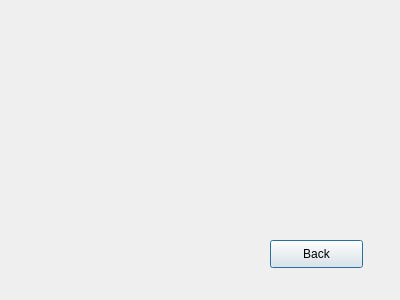
Before: the Qt Designer form src/dialoggenerateschedule.ui in MarioFernandes73/FEUP_IART, drawn with Qt 5.
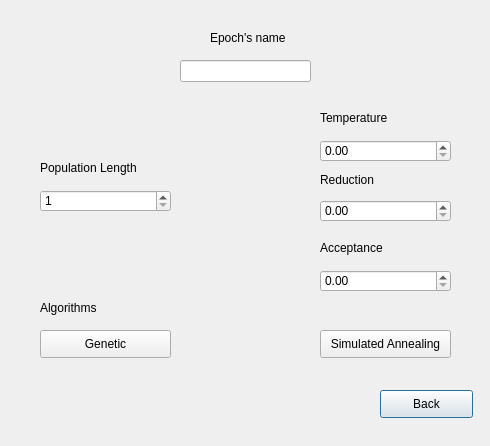
After: the same form once the commit is applied.

Commit message: generate schedule

Diff of the .ui file:
```diff
--- a/src/dialoggenerateschedule.ui
+++ b/src/dialoggenerateschedule.ui
@@ -6,8 +6,8 @@
    <rect>
     <x>0</x>
     <y>0</y>
-    <width>400</width>
-    <height>300</height>
+    <width>490</width>
+    <height>446</height>
    </rect>
   </property>
   <property name="windowTitle">
@@ -16,8 +16,8 @@
   <widget class="QPushButton" name="pushButton_5">
    <property name="geometry">
     <rect>
-     <x>270</x>
-     <y>240</y>
+     <x>380</x>
+     <y>390</y>
      <width>93</width>
      <height>28</height>
     </rect>
@@ -26,6 +26,166 @@
     <string>Back</string>
    </property>
   </widget>
+  <widget class="QPushButton" name="pushButton">
+   <property name="geometry">
+    <rect>
+     <x>40</x>
+     <y>330</y>
+     <width>131</width>
+     <height>28</height>
+    </rect>
+   </property>
+   <property name="text">
+    <string>Genetic</string>
+   </property>
+  </widget>
+  <widget class="QPushButton" name="pushButton_2">
+   <property name="geometry">
+    <rect>
+     <x>320</x>
+     <y>330</y>
+     <width>131</width>
+     <height>28</height>
+    </rect>
+   </property>
+   <property name="text">
+    <string>Simulated Annealing</string>
+   </property>
+  </widget>
+  <widget class="QLineEdit" name="epochName">
+   <property name="geometry">
+    <rect>
+     <x>180</x>
+     <y>60</y>
+     <width>131</width>
+     <height>22</height>
+    </rect>
+   </property>
+  </widget>
+  <widget class="QLabel" name="label">
+   <property name="geometry">
+    <rect>
+     <x>40</x>
+     <y>300</y>
+     <width>61</width>
+     <height>16</height>
+    </rect>
+   </property>
+   <property name="text">
+    <string>Algorithms</string>
+   </property>
+  </widget>
+  <widget class="QLabel" name="label_2">
+   <property name="geometry">
+    <rect>
+     <x>210</x>
+     <y>30</y>
+     <width>81</width>
+     <height>16</height>
+    </rect>
+   </property>
+   <property name="text">
+    <string>Epoch's name</string>
+   </property>
+  </widget>
+  <widget class="QSpinBox" name="populationLength">
+   <property name="geometry">
+    <rect>
+     <x>40</x>
+     <y>190</y>
+     <width>131</width>
+     <height>22</height>
+    </rect>
+   </property>
+   <property name="minimum">
+    <number>1</number>
+   </property>
+   <property name="maximum">
+    <number>200</number>
+   </property>
+  </widget>
+  <widget class="QLabel" name="label_3">
+   <property name="geometry">
+    <rect>
+     <x>40</x>
+     <y>160</y>
+     <width>131</width>
+     <height>16</height>
+    </rect>
+   </property>
+   <property name="text">
+    <string>Population Length</string>
+   </property>
+  </widget>
+  <widget class="QLabel" name="label_4">
+   <property name="geometry">
+    <rect>
+     <x>320</x>
+     <y>110</y>
+     <width>81</width>
+     <height>16</height>
+    </rect>
+   </property>
+   <property name="text">
+    <string>Temperature</string>
+   </property>
+  </widget>
+  <widget class="QLabel" name="label_5">
+   <property name="geometry">
+    <rect>
+     <x>320</x>
+     <y>170</y>
+     <width>61</width>
+     <height>20</height>
+    </rect>
+   </property>
+   <property name="text">
+    <string>Reduction</string>
+   </property>
+  </widget>
+  <widget class="QLabel" name="label_6">
+   <property name="geometry">
+    <rect>
+     <x>320</x>
+     <y>240</y>
+     <width>91</width>
+     <height>16</height>
+    </rect>
+   </property>
+   <property name="text">
+    <string>Acceptance</string>
+   </property>
+  </widget>
+  <widget class="QDoubleSpinBox" name="temp">
+   <property name="geometry">
+    <rect>
+     <x>320</x>
+     <y>140</y>
+     <width>131</width>
+     <height>22</height>
+    </rect>
+   </property>
+  </widget>
+  <widget class="QDoubleSpinBox" name="red">
+   <property name="geometry">
+    <rect>
+     <x>320</x>
+     <y>200</y>
+     <width>131</width>
+     <height>22</height>
+    </rect>
+   </property>
+  </widget>
+  <widget class="QDoubleSpinBox" name="acc">
+   <property name="geometry">
+    <rect>
+     <x>320</x>
+     <y>270</y>
+     <width>131</width>
+     <height>22</height>
+    </rect>
+   </property>
+  </widget>
  </widget>
  <resources/>
  <connections>
```
The commit also changes 2 other files.
